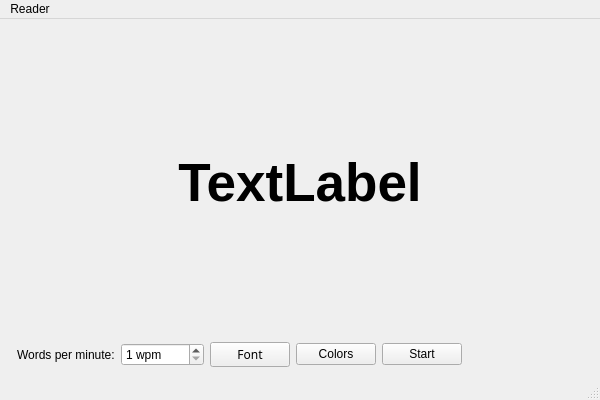
The window that mainwindow.ui (ballessay/qspeedreader) describes before a commit, drawn with Qt 5.
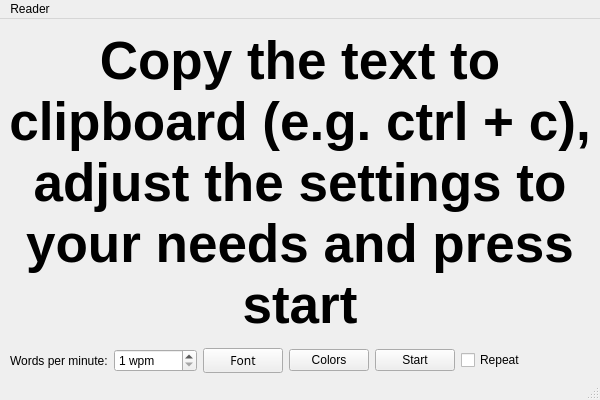
The same window after the commit.

```diff
--- a/mainwindow.ui
+++ b/mainwindow.ui
@@ -15,6 +15,12 @@
   </property>
   <widget class="QWidget" name="centralWidget">
    <layout class="QGridLayout" name="gridLayout_2">
+    <property name="margin">
+     <number>5</number>
+    </property>
+    <property name="spacing">
+     <number>5</number>
+    </property>
     <item row="0" column="0" colspan="2">
      <widget class="QLabel" name="pTextLabel">
       <property name="sizePolicy">
@@ -34,11 +40,17 @@
        <bool>true</bool>
       </property>
       <property name="text">
-       <string>TextLabel</string>
+       <string>Copy the text to clipboard (e.g. ctrl + c), adjust the settings to your needs and press start</string>
+      </property>
+      <property name="textFormat">
+       <enum>Qt::RichText</enum>
       </property>
       <property name="alignment">
        <set>Qt::AlignCenter</set>
       </property>
+      <property name="wordWrap">
+       <bool>true</bool>
+      </property>
      </widget>
     </item>
     <item row="1" column="1">
@@ -123,6 +135,16 @@
            </property>
           </widget>
          </item>
+         <item>
+          <widget class="QCheckBox" name="pRepeatCheckBox">
+           <property name="toolTip">
+            <string>Repeat running</string>
+           </property>
+           <property name="text">
+            <string>Repeat</string>
+           </property>
+          </widget>
+         </item>
          <item>
           <spacer name="horizontalSpacer_3">
            <property name="orientation">
```
Left out of the diff: 24 changed lines with no effect on the pictures.
